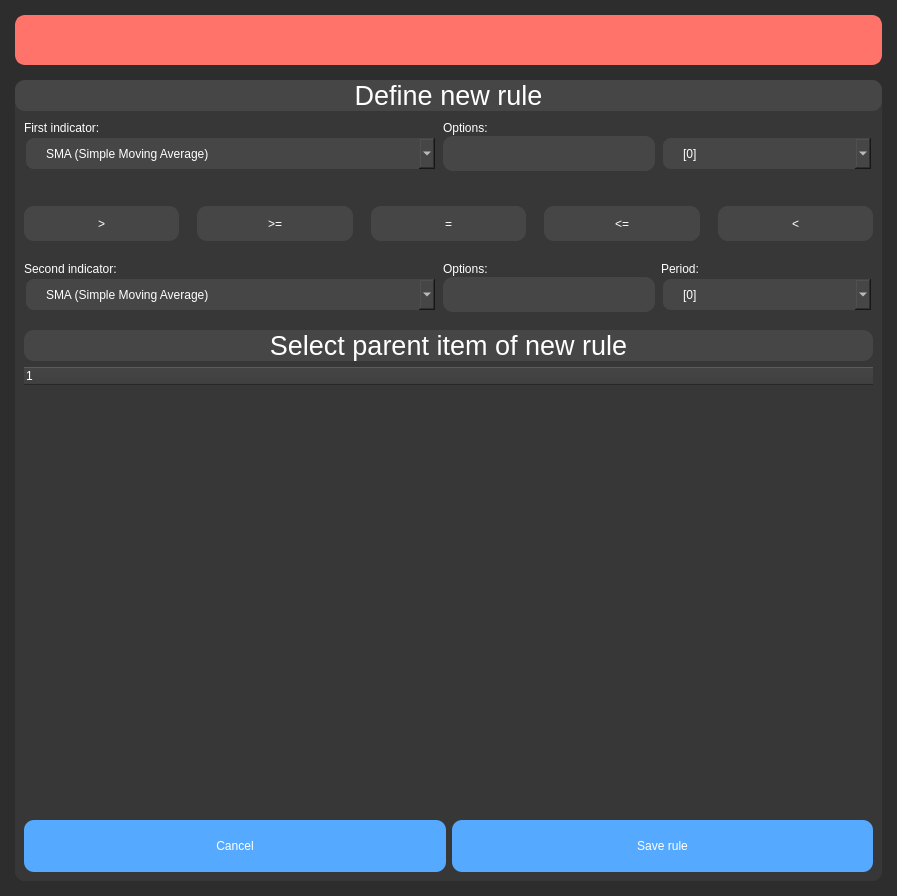
This is ui/add_strategy_rule_page.ui in kornelHub/BackTesting-App as Qt 5 draws it before an edit. The edited form follows.
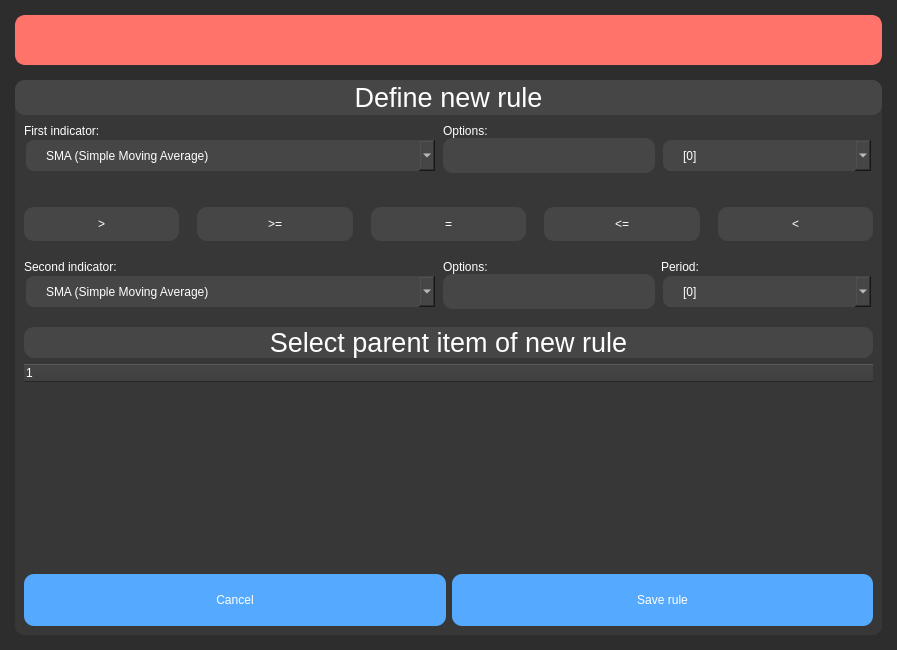
This is the edited form.

Diff of the .ui file:
```diff
--- a/ui/add_strategy_rule_page.ui
+++ b/ui/add_strategy_rule_page.ui
@@ -7,7 +7,7 @@
     <x>0</x>
     <y>0</y>
     <width>897</width>
-    <height>896</height>
+    <height>650</height>
    </rect>
   </property>
   <property name="sizePolicy">
@@ -16,6 +16,12 @@
     <verstretch>0</verstretch>
    </sizepolicy>
   </property>
+  <property name="maximumSize">
+   <size>
+    <width>16777215</width>
+    <height>650</height>
+   </size>
+  </property>
   <property name="windowTitle">
    <string>Form</string>
   </property>
@@ -97,7 +103,7 @@
       <item>
        <widget class="QLabel" name="label">
         <property name="sizePolicy">
-         <sizepolicy hsizetype="Maximum" vsizetype="Maximum">
+         <sizepolicy hsizetype="Expanding" vsizetype="Expanding">
           <horstretch>0</horstretch>
           <verstretch>0</verstretch>
          </sizepolicy>
@@ -105,7 +111,7 @@
         <property name="maximumSize">
          <size>
           <width>999999</width>
-          <height>70</height>
+          <height>35</height>
          </size>
         </property>
         <property name="font">
```
